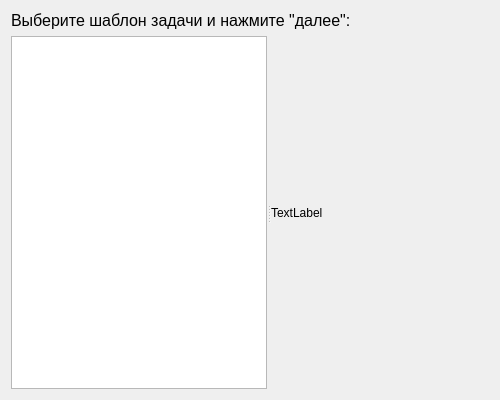
The window that LGen2UI/Wizard/templatepage.ui (vinni-au/l-gen) describes before a commit, drawn with Qt 5.
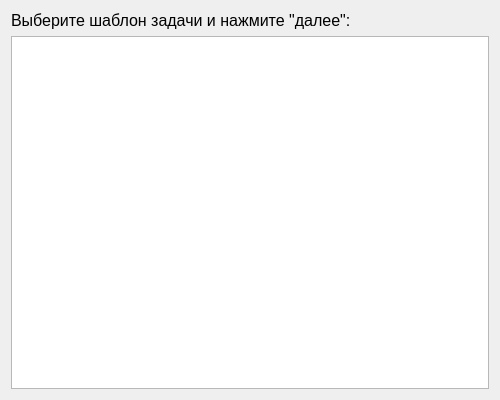
The same window after the commit.

Patch:
```diff
--- a/LGen2UI/Wizard/templatepage.ui
+++ b/LGen2UI/Wizard/templatepage.ui
@@ -49,17 +49,6 @@
        </sizepolicy>
       </property>
      </widget>
-     <widget class="QLabel" name="label_2">
-      <property name="sizePolicy">
-       <sizepolicy hsizetype="Preferred" vsizetype="Preferred">
-        <horstretch>1</horstretch>
-        <verstretch>0</verstretch>
-       </sizepolicy>
-      </property>
-      <property name="text">
-       <string>TextLabel</string>
-      </property>
-     </widget>
     </widget>
    </item>
   </layout>
```
